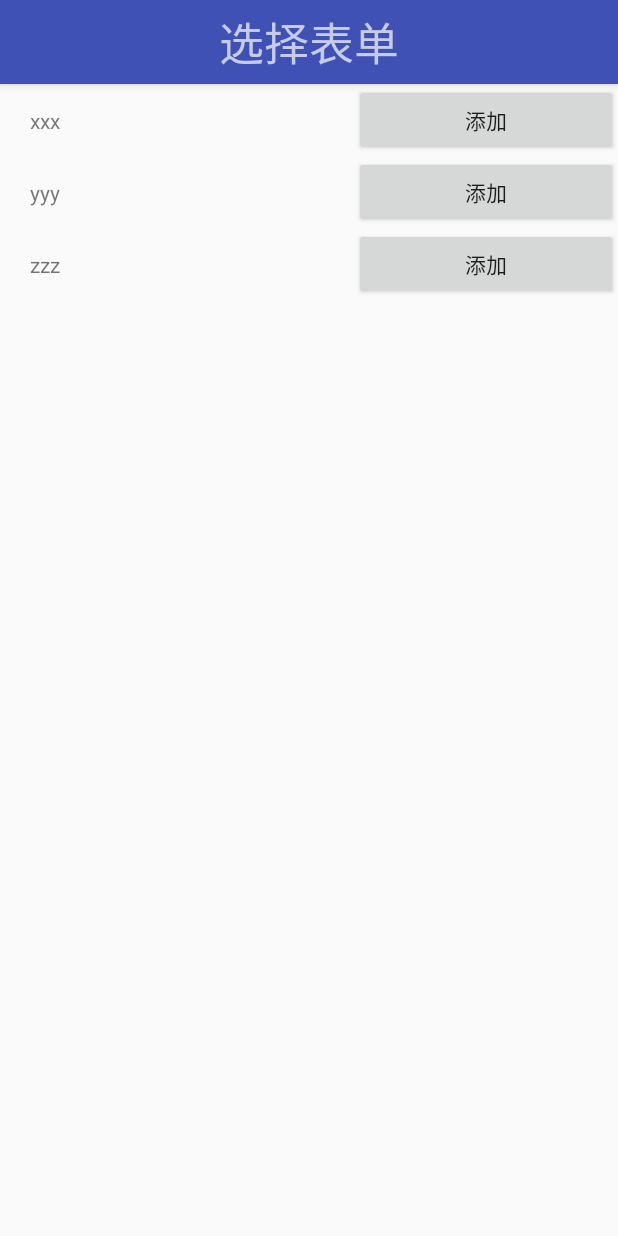
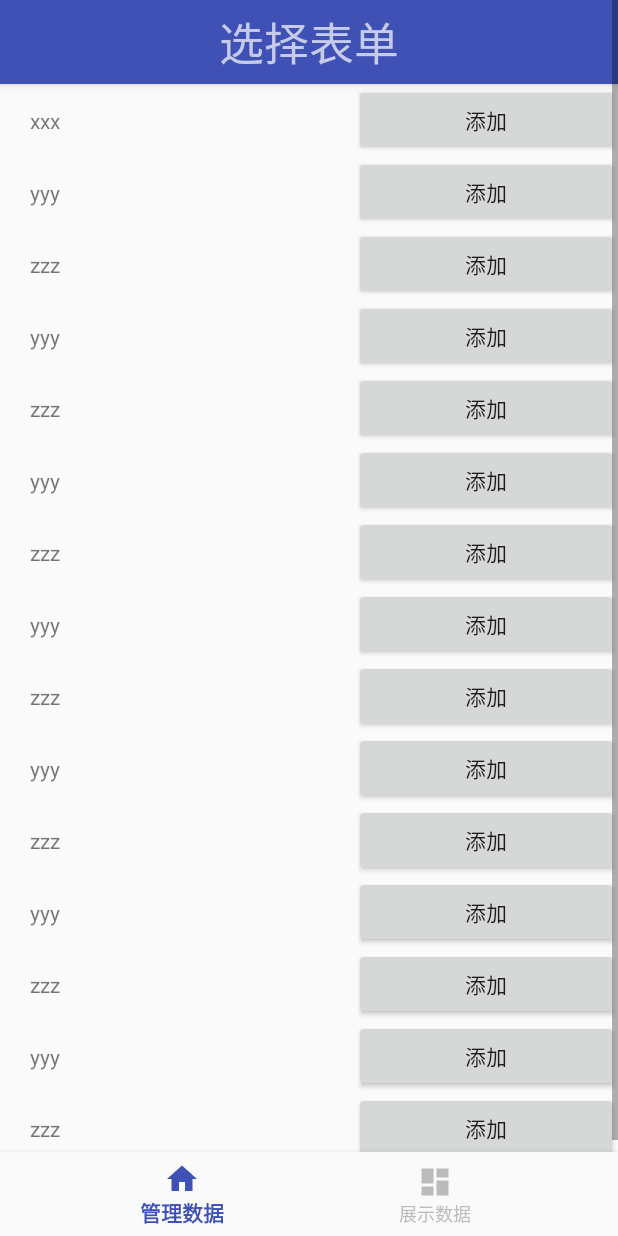
Before and after one commit to BlackShopLongClass/Personal_Info_Collector, an Android app: the selecttofill screen opened directly, with no data from a screen before it, on a phone screen of 412 x 824 dp. Run offline under Robolectric (Android 15) with nearby library versions, the phone set to English and light mode, and no system bars.

Commit message:
Commit before SLEEP

```diff
--- a/app/build.gradle
+++ b/app/build.gradle
@@ -10,6 +10,7 @@ android {
         versionCode 1
         versionName "1.0"
         testInstrumentationRunner "android.support.test.runner.AndroidJUnitRunner"
+        vectorDrawables.useSupportLibrary = true
     }
     buildTypes {
         release {
@@ -29,5 +30,6 @@ dependencies {
     compile 'com.android.support:appcompat-v7:26.+'
     compile 'com.android.support.constraint:constraint-layout:1.0.2'
     compile 'com.android.support:design:26.+'
+    compile 'com.android.support:support-vector-drawable:26.+'
     testCompile 'junit:junit:4.12'
 }
--- a/app/src/main/AndroidManifest.xml
+++ b/app/src/main/AndroidManifest.xml
@@ -52,7 +52,10 @@
         <activity
             android:name=".selecttofill"
             android:label="@string/title_activity_selecttofill"
-            android:theme="@style/AppTheme.NoActionBar"></activity>
+            android:theme="@style/AppTheme.NoActionBar" />
+        <activity
+            android:name=".testforbuttonnav"
+            android:label="@string/title_activity_testforbuttonnav"></activity>
     </application>
 
 </manifest>
--- a/app/src/main/java/blackstorelongclass/personal_info_collector/MainActivity.java
+++ b/app/src/main/java/blackstorelongclass/personal_info_collector/MainActivity.java
@@ -69,4 +69,9 @@ public class MainActivity extends AppCompatActivity {
         Intent intent = new Intent(this,selecttofill.class);
         startActivity(intent);
     }
+
+    public void testforbuttonnav(View view){
+        Intent intent = new Intent(this,testforbuttonnav.class);
+        startActivity(intent);
+    }
 }
--- a/app/src/main/java/blackstorelongclass/personal_info_collector/selecttofill.java
+++ b/app/src/main/java/blackstorelongclass/personal_info_collector/selecttofill.java
@@ -2,10 +2,13 @@ package blackstorelongclass.personal_info_collector;
 
 import android.content.Intent;
 import android.os.Bundle;
+import android.support.annotation.NonNull;
+import android.support.design.widget.BottomNavigationView;
 import android.support.design.widget.FloatingActionButton;
 import android.support.design.widget.Snackbar;
 import android.support.v7.app.AppCompatActivity;
 import android.support.v7.widget.Toolbar;
+import android.view.MenuItem;
 import android.view.View;
 import android.widget.Button;
 import android.widget.GridView;
@@ -24,6 +27,25 @@ public class selecttofill extends AppCompatActivity implements View.OnClickListe
     private LinearLayout addView;
     private List<String> topics;
 
+    private BottomNavigationView.OnNavigationItemSelectedListener mOnNavigationItemSelectedListener
+            = new BottomNavigationView.OnNavigationItemSelectedListener() {
+
+        @Override
+        public boolean onNavigationItemSelected(@NonNull MenuItem item) {
+            switch (item.getItemId()) {
+                case R.id.navigation_home:
+//                    mTextMessage.setText(R.string.title_home);
+                    return true;
+                case R.id.navigation_dashboard:
+//                    mTextMessage.setText(R.string.title_dashboard);
+                    return true;
+            }
+            return false;
+        }
+
+    };
+
+
     @Override
     protected void onCreate(Bundle savedInstanceState) {
         super.onCreate(savedInstanceState);
@@ -31,7 +53,7 @@ public class selecttofill extends AppCompatActivity implements View.OnClickListe
 
         addView = (LinearLayout) findViewById(R.id.sf_addView);
 
-        topics = Arrays.asList("xxx","yyy","zzz");
+        topics = Arrays.asList("xxx","yyy","zzz","yyy","zzz","yyy","zzz","yyy","zzz","yyy","zzz","yyy","zzz","yyy","zzz");
 
         for(String topic : topics) {
             View tagView = View.inflate(this, R.layout.selecttofillitem, null);
@@ -43,6 +65,9 @@ public class selecttofill extends AppCompatActivity implements View.OnClickListe
             addView.addView(tagView);
             addView.requestLayout();
         }
+
+        BottomNavigationView navigation = (BottomNavigationView) findViewById(R.id.navigation);
+        navigation.setOnNavigationItemSelectedListener(mOnNavigationItemSelectedListener);
     }
 
     @Override
--- /dev/null
+++ b/app/src/main/res/color/selector_item_color.xml
@@ -0,0 +1,6 @@
+<?xml version="1.0" encoding="utf-8"?>
+<selector xmlns:android="http://schemas.android.com/apk/res/android">
+    <item android:color="@color/colorPrimary" android:state_checked="true"/>
+    <item android:color="#fff" android:state_pressed="true"/>
+    <item android:color="#bbb"/>
+</selector>
--- /dev/null
+++ b/app/src/main/res/drawable/ic_dashboard_black_24dp.xml
@@ -0,0 +1,9 @@
+<vector xmlns:android="http://schemas.android.com/apk/res/android"
+    android:width="24dp"
+    android:height="24dp"
+    android:viewportHeight="24.0"
+    android:viewportWidth="24.0">
+    <path
+        android:fillColor="#FF000000"
+        android:pathData="M3,13h8L11,3L3,3v10zM3,21h8v-6L3,15v6zM13,21h8L21,11h-8v10zM13,3v6h8L21,3h-8z" />
+</vector>
--- /dev/null
+++ b/app/src/main/res/drawable/ic_home_black_24dp.xml
@@ -0,0 +1,9 @@
+<vector xmlns:android="http://schemas.android.com/apk/res/android"
+    android:width="24dp"
+    android:height="24dp"
+    android:viewportHeight="24.0"
+    android:viewportWidth="24.0">
+    <path
+        android:fillColor="#FF000000"
+        android:pathData="M10,20v-6h4v6h5v-8h3L12,3 2,12h3v8z" />
+</vector>
--- a/app/src/main/res/layout/activity_selecttofill.xml
+++ b/app/src/main/res/layout/activity_selecttofill.xml
@@ -1,9 +1,17 @@
 <?xml version="1.0" encoding="utf-8"?>
+<LinearLayout xmlns:android="http://schemas.android.com/apk/res/android"
+    xmlns:app="http://schemas.android.com/apk/res-auto"
+    android:id="@+id/container"
+    android:layout_width="match_parent"
+    android:layout_height="match_parent"
+    android:orientation="vertical">
+
     <ScrollView xmlns:android="http://schemas.android.com/apk/res/android"
         android:layout_width="match_parent"
-    android:layout_height="wrap_content"
+        android:layout_height="0dp"
+        android:layout_weight="1"
+        xmlns:app="http://schemas.android.com/apk/res-auto"
         android:id="@+id/selecttofill">
-
 
 
         <RelativeLayout
@@ -18,24 +26,24 @@
                 android:id="@+id/toolbarlayout"
                 android:theme="@style/AppTheme.AppBarOverlay">
 
-            <android.support.v7.widget.Toolbar
-                xmlns:app="http://schemas.android.com/apk/res-auto"
+                <android.support.v7.widget.Toolbar xmlns:app="http://schemas.android.com/apk/res-auto"
                     android:layout_width="match_parent"
                     android:layout_height="?attr/actionBarSize"
                     app:contentInsetLeft="0dp"
                     app:contentInsetStart="0dp">
+
                     <LinearLayout
                         android:layout_width="match_parent"
                         android:layout_height="?attr/actionBarSize"
                         android:background="@color/colorPrimary"
                         android:gravity="center">
+
                         <TextView
                             android:layout_width="wrap_content"
                             android:layout_height="wrap_content"
                             android:gravity="center"
                             android:text="选择表单"
-                        android:textSize="30sp"
-                        />
+                            android:textSize="30sp" />
                     </LinearLayout>
                 </android.support.v7.widget.Toolbar>
 
@@ -48,6 +56,17 @@
                 android:layout_below="@+id/toolbarlayout"
                 android:orientation="vertical" />
 
-
         </RelativeLayout>
     </ScrollView>
+
+    <android.support.design.widget.BottomNavigationView
+        android:id="@+id/navigation"
+        android:layout_width="match_parent"
+        android:layout_height="wrap_content"
+        android:layout_gravity="bottom"
+        android:background="?android:attr/windowBackground"
+        app:itemIconTint="@color/selector_item_color"
+        app:itemTextColor="@color/selector_item_color"
+        app:menu="@menu/navigation" />
+
+</LinearLayout>
--- a/app/src/main/res/layout/selecttofillitem.xml
+++ b/app/src/main/res/layout/selecttofillitem.xml
@@ -1,5 +1,6 @@
 <?xml version="1.0" encoding="utf-8"?>
 <LinearLayout xmlns:android="http://schemas.android.com/apk/res/android"
+    xmlns:app="http://schemas.android.com/apk/res-auto"
     android:id="@+id/selecttofillitem"
     android:layout_width="match_parent"
     android:layout_height="match_parent"
@@ -22,4 +23,5 @@
         android:text="添加"
         android:layout_weight="1"/>
 
+
 </LinearLayout>
--- /dev/null
+++ b/app/src/main/res/menu/navigation.xml
@@ -0,0 +1,15 @@
+<?xml version="1.0" encoding="utf-8"?>
+<menu xmlns:android="http://schemas.android.com/apk/res/android">
+
+    <item
+        android:id="@+id/navigation_home"
+        android:icon="@drawable/ic_home_black_24dp"
+        android:checked="true"
+        android:title="管理数据" />
+
+    <item
+        android:id="@+id/navigation_dashboard"
+        android:icon="@drawable/ic_dashboard_black_24dp"
+        android:title="展示数据" />
+
+</menu>
--- a/app/src/main/res/values/strings.xml
+++ b/app/src/main/res/values/strings.xml
@@ -27,4 +27,8 @@
     <string name="title_activity_selectfill_list">selectfillList</string>
     <string name="title_activity_main2">Main2Activity</string>
     <string name="title_activity_selecttofill">selecttofill</string>
+    <string name="title_activity_testforbuttonnav">testforbuttonnav</string>
+    <string name="title_home">Home</string>
+    <string name="title_dashboard">Dashboard</string>
+    <string name="title_notifications">Notifications</string>
 </resources>
```
Also changed, not shown: app/src/main/java/blackstorelongclass/personal_info_collector/fillList.java (+23 -0 lines), app/src/main/java/blackstorelongclass/personal_info_collector/testforbuttonnav.java (added, +42 -0 lines), app/src/main/res/drawable/ic_notifications_black_24dp.xml (added, +9 -0 lines), app/src/main/res/layout/activity_fill_list.xml (+23 -6 lines), app/src/main/res/layout/activity_main.xml (+9 -0 lines), app/src/main/res/layout/activity_testforbuttonnav.xml (added, +39 -0 lines). Lines whose indentation alone changed are shown as unchanged.
